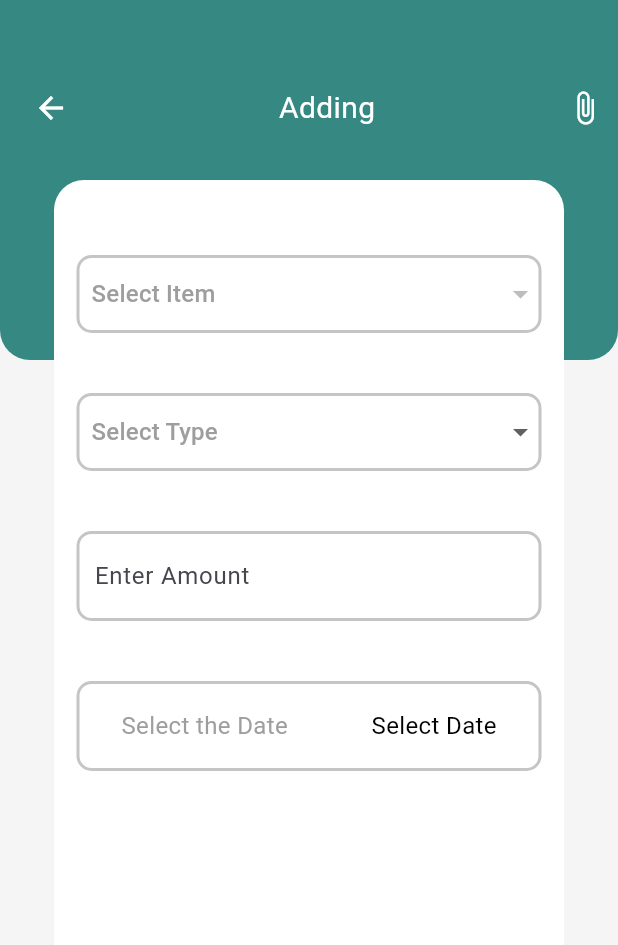
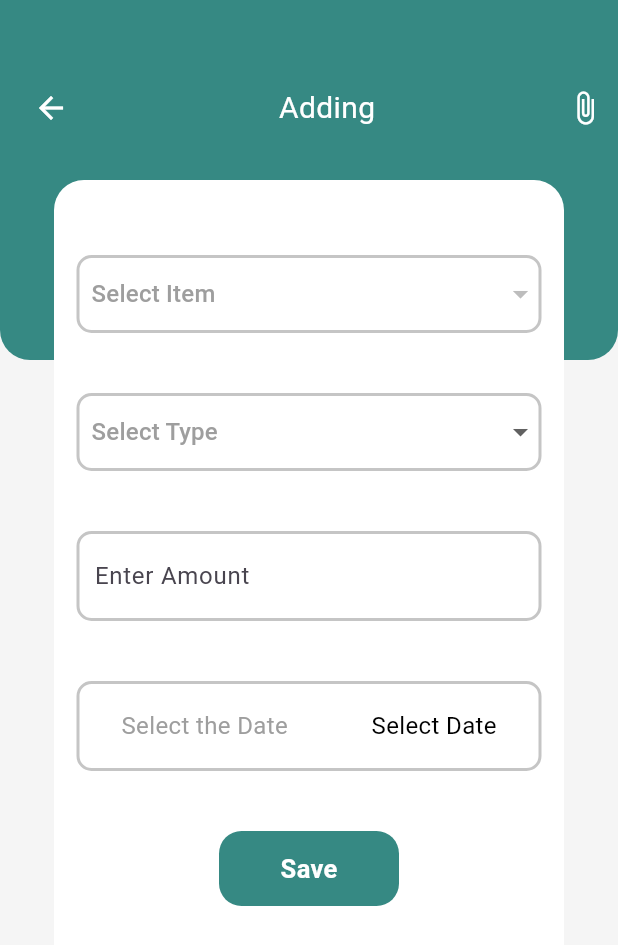
Before and after one commit to Thiwanga123/Income_expenses_managing, a Flutter app: the AddExpenses screen opened directly, on a phone screen of 412 x 824 dp. Shown: the top 945 px of the screen. Run offline on Flutter 3.47's test engine with Material 3 defaults, Android fonts, the phone set to English and light mode, and no system bars; our stand-ins replace cloud_firestore, firebase_core; accounts and stored records are empty.

Commit message:
successfully set the adding

```diff
--- a/lib/pages/add_expenses.dart
+++ b/lib/pages/add_expenses.dart
@@ -66,6 +66,8 @@ class _AddExpensesState extends State<AddExpenses> {
       ),
     );
   }
+
+
 
   Container mainContainer() {
     return Container(
@@ -151,7 +153,7 @@ class _AddExpensesState extends State<AddExpenses> {
                     selectedType = value;
                   });
                 },
-                items: ['Income', 'Expense'].map((type) {
+                items: ['income', 'expense'].map((type) {
                   return DropdownMenuItem<String>(
                     value: type,
                     child: Padding(
@@ -241,10 +243,78 @@ class _AddExpensesState extends State<AddExpenses> {
               ),
             ),
           ),
+        SizedBox(height: 40),
+        save(),
         ],
       ),
     );
   }
+
+GestureDetector save() {
+  return GestureDetector(
+    onTap: () async {
+      // Check if all required fields are filled
+      if (selectedItem != null && selectedType != null && amountController.text.isNotEmpty && selectedDate != null) {
+        try {
+           // Convert the selected date to a string in 'YYYY-MM-DD' format
+          String formattedDate = selectedDate!.toLocal().toString().split(' ')[0];
+
+          // Save the data to Firestore
+          await FirebaseFirestore.instance.collection('Transaction history').add({
+            'title': selectedItem,                // Selected reason item
+            'type': selectedType,                // Income or Expense
+            'amount': amountController.text,     // Entered amount (as a string)
+            'subtitle': formattedDate,
+            'image': _documents.firstWhere((doc) => (doc.data() as Map<String, dynamic>)['name'] == selectedItem)['image'],
+                      // Selected date
+          });
+
+          // Clear the form or provide success feedback
+          setState(() {
+            selectedItem = null;
+            selectedType = null;
+            amountController.clear();
+            selectedDate = null;
+          });
+
+          // You can also show a success message (Snackbar or Dialog)
+          ScaffoldMessenger.of(context).showSnackBar(
+            SnackBar(content: Text('Transaction saved successfully!')),
+          );
+        } catch (e) {
+          // Handle error
+          print('Error saving transaction: $e');
+          ScaffoldMessenger.of(context).showSnackBar(
+            SnackBar(content: Text('Error saving transaction')),
+          );
+        }
+      } else {
+        // Show an error message if fields are not filled
+        ScaffoldMessenger.of(context).showSnackBar(
+          SnackBar(content: Text('Please fill all the fields')),
+        );
+      }
+    },
+    child: Container(
+      alignment: Alignment.center,
+      decoration: BoxDecoration(
+        borderRadius: BorderRadius.circular(15),
+        color: Color(0xff368983),
+      ),
+      width: 120,
+      height: 50,
+      child: const Text(
+        'Save',
+        style: TextStyle(
+          fontFamily: 'f',
+          fontWeight: FontWeight.w600,
+          color: Colors.white,
+          fontSize: 17,
+        ),
+      ),
+    ),
+  );
+}
 
   Column backgroundContainer(BuildContext context) {
     return Column(
```
